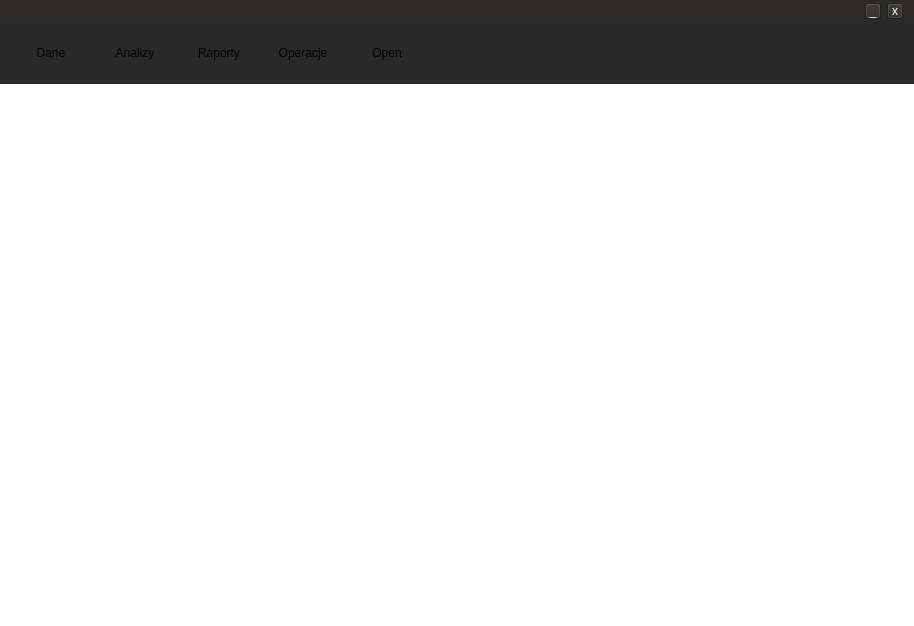
Old version of the form trunk/src/edr/src/hmm_view/ui/toolboxmaindeffile.ui in the repository mk4me/hm-mde-one.
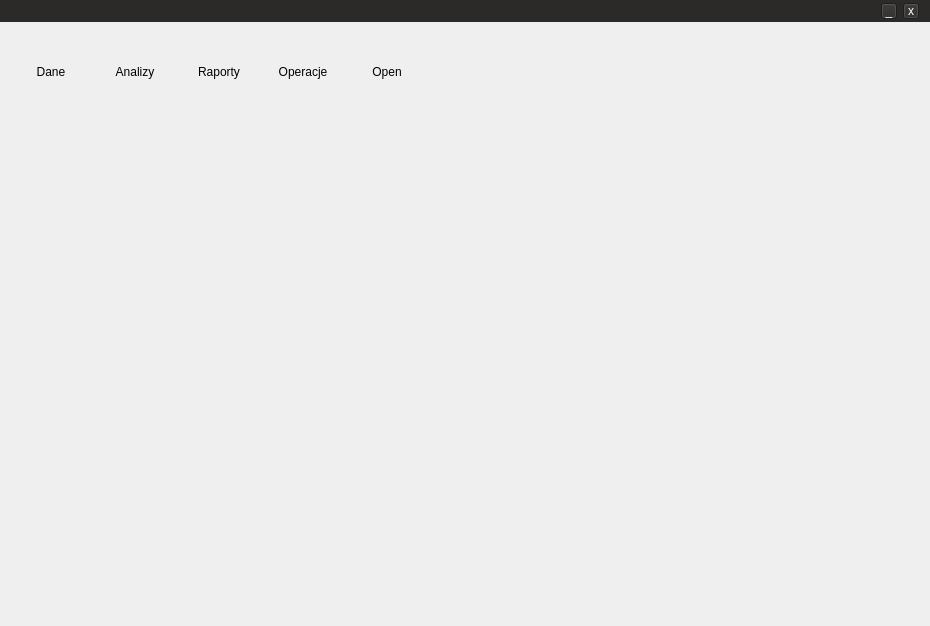
New version of the form. Icons and pictures are not drawn.

The edit to the form file:
```diff
--- a/trunk/src/edr/src/hmm_view/ui/toolboxmaindeffile.ui
+++ b/trunk/src/edr/src/hmm_view/ui/toolboxmaindeffile.ui
@@ -6,101 +6,10 @@
    <rect>
     <x>0</x>
     <y>0</y>
-    <width>914</width>
+    <width>930</width>
     <height>626</height>
    </rect>
   </property>
-  <property name="palette">
-   <palette>
-    <active>
-     <colorrole role="Button">
-      <brush brushstyle="SolidPattern">
-       <color alpha="255">
-        <red>41</red>
-        <green>41</green>
-        <blue>41</blue>
-       </color>
-      </brush>
-     </colorrole>
-     <colorrole role="Base">
-      <brush brushstyle="SolidPattern">
-       <color alpha="255">
-        <red>41</red>
-        <green>41</green>
-        <blue>41</blue>
-       </color>
-      </brush>
-     </colorrole>
-     <colorrole role="Window">
-      <brush brushstyle="SolidPattern">
-       <color alpha="255">
-        <red>41</red>
-        <green>41</green>
-        <blue>41</blue>
-       </color>
-      </brush>
-     </colorrole>
-    </active>
-    <inactive>
-     <colorrole role="Button">
-      <brush brushstyle="SolidPattern">
-       <color alpha="255">
-        <red>41</red>
-        <green>41</green>
-        <blue>41</blue>
-       </color>
-      </brush>
-     </colorrole>
-     <colorrole role="Base">
-      <brush brushstyle="SolidPattern">
-       <color alpha="255">
-        <red>41</red>
-        <green>41</green>
-        <blue>41</blue>
-       </color>
-      </brush>
-     </colorrole>
-     <colorrole role="Window">
-      <brush brushstyle="SolidPattern">
-       <color alpha="255">
-        <red>41</red>
-        <green>41</green>
-        <blue>41</blue>
-       </color>
-      </brush>
-     </colorrole>
-    </inactive>
-    <disabled>
-     <colorrole role="Button">
-      <brush brushstyle="SolidPattern">
-       <color alpha="255">
-        <red>41</red>
-        <green>41</green>
-        <blue>41</blue>
-       </color>
-      </brush>
-     </colorrole>
-     <colorrole role="Base">
-      <brush brushstyle="SolidPattern">
-       <color alpha="255">
-        <red>41</red>
-        <green>41</green>
-        <blue>41</blue>
-       </color>
-      </brush>
-     </colorrole>
-     <colorrole role="Window">
-      <brush brushstyle="SolidPattern">
-       <color alpha="255">
-        <red>41</red>
-        <green>41</green>
-        <blue>41</blue>
-       </color>
-      </brush>
-     </colorrole>
-    </disabled>
-   </palette>
-  </property>
   <property name="windowTitle">
    <string>EDR</string>
   </property>
@@ -108,102 +17,53 @@
    <string notr="true"/>
   </property>
   <widget class="QWidget" name="centralWidget">
-   <property name="palette">
-    <palette>
-     <active>
-      <colorrole role="Button">
-       <brush brushstyle="SolidPattern">
-        <color alpha="255">
-         <red>41</red>
-         <green>41</green>
-         <blue>41</blue>
-        </color>
-       </brush>
-      </colorrole>
-      <colorrole role="Base">
-       <brush brushstyle="SolidPattern">
-        <color alpha="255">
-         <red>41</red>
-         <green>41</green>
-         <blue>41</blue>
-        </color>
-       </brush>
-      </colorrole>
-      <colorrole role="Window">
-       <brush brushstyle="SolidPattern">
-        <color alpha="255">
-         <red>41</red>
-         <green>41</green>
-         <blue>41</blue>
-        </color>
-       </brush>
-      </colorrole>
-     </active>
-     <inactive>
-      <colorrole role="Button">
-       <brush brushstyle="SolidPattern">
-        <color alpha="255">
-         <red>41</red>
-         <green>41</green>
-         <blue>41</blue>
-        </color>
-       </brush>
-      </colorrole>
-      <colorrole role="Base">
-       <brush brushstyle="SolidPattern">
-        <color alpha="255">
-         <red>41</red>
-         <green>41</green>
-         <blue>41</blue>
-        </color>
-       </brush>
-      </colorrole>
-      <colorrole role="Window">
-       <brush brushstyle="SolidPattern">
-        <color alpha="255">
-         <red>41</red>
-         <green>41</green>
-         <blue>41</blue>
-        </color>
-       </brush>
-      </colorrole>
-     </inactive>
-     <disabled>
-      <colorrole role="Button">
-       <brush brushstyle="SolidPattern">
-        <color alpha="255">
-         <red>41</red>
-         <green>41</green>
-         <blue>41</blue>
-        </color>
-       </brush>
-      </colorrole>
-      <colorrole role="Base">
-       <brush brushstyle="SolidPattern">
-        <color alpha="255">
-         <red>41</red>
-         <green>41</green>
-         <blue>41</blue>
-        </color>
-       </brush>
-      </colorrole>
-      <colorrole role="Window">
-       <brush brushstyle="SolidPattern">
-        <color alpha="255">
-         <red>41</red>
-         <green>41</green>
-         <blue>41</blue>
-        </color>
-       </brush>
-      </colorrole>
-     </disabled>
-    </palette>
+   <property name="baseSize">
+    <size>
+     <width>0</width>
+     <height>0</height>
+    </size>
    </property>
    <property name="styleSheet">
-    <string notr="true">QWidget#centralWidget
-{ 
+    <string notr="true">QMainWindow#HMMMain &gt; QWidget#centralWidget { 
 	background-color: rgb(41, 41, 41);
-}</string>
+}
+
+QMenu {
+     background-color: white;
+     margin: 2px; /* some spacing around the menu */
+ }
+
+ QMenu::item {
+     padding: 2px 25px 2px 20px;
+     border: 1px solid transparent; /* reserve space for selection border */
+ }
+
+ QMenu::item:selected {
+     border-color: darkblue;
+     background: rgba(100, 100, 100, 150);
+ }
+
+ QMenu::icon:checked { /* appearance of a 'checked' icon */
+     background: gray;
+     border: 1px inset gray;
+     position: absolute;
+     top: 1px;
+     right: 1px;
+     bottom: 1px;
+     left: 1px;
+ }
+
+ QMenu::separator {
+     height: 2px;
+     background: lightblue;
+     margin-left: 10px;
+     margin-right: 5px;
+ }
+
+ QMenu::indicator {
+     width: 13px;
+     height: 13px;
+ }</string>
    </property>
    <layout class="QVBoxLayout" name="verticalLayout">
     <property name="spacing">
@@ -295,6 +155,18 @@
         <verstretch>0</verstretch>
        </sizepolicy>
       </property>
+      <property name="minimumSize">
+       <size>
+        <width>0</width>
+        <height>100</height>
+       </size>
+      </property>
+      <property name="maximumSize">
+       <size>
+        <width>16777215</width>
+        <height>100</height>
+       </size>
+      </property>
       <property name="styleSheet">
        <string notr="true">QFrame#toolBar{
      background-color: rgb(91, 91, 91);
@@ -339,13 +211,13 @@
         <number>9</number>
        </property>
        <property name="topMargin">
-        <number>4</number>
+        <number>0</number>
        </property>
        <property name="rightMargin">
         <number>9</number>
        </property>
        <property name="bottomMargin">
-        <number>4</number>
+        <number>0</number>
        </property>
        <item>
         <widget class="QToolButton" name="dataButton">
@@ -566,6 +438,9 @@
          <property name="orientation">
           <enum>Qt::Horizontal</enum>
          </property>
+         <property name="sizeType">
+          <enum>QSizePolicy::Fixed</enum>
+         </property>
          <property name="sizeHint" stdset="0">
           <size>
            <width>40</width>
@@ -574,6 +449,103 @@
          </property>
         </spacer>
        </item>
+       <item>
+        <widget class="QWidget" name="tabPlaceholder" native="true">
+         <property name="sizePolicy">
+          <sizepolicy hsizetype="Expanding" vsizetype="Preferred">
+           <horstretch>0</horstretch>
+           <verstretch>0</verstretch>
+          </sizepolicy>
+         </property>
+         <property name="minimumSize">
+          <size>
+           <width>400</width>
+           <height>100</height>
+          </size>
+         </property>
+         <property name="maximumSize">
+          <size>
+           <width>16777215</width>
+           <height>100</height>
+          </size>
+         </property>
+         <property name="styleSheet">
+          <string notr="true">QPushButton, QToolButton {
+	margin: 0px;
+	padding: 0px;
+	spacing: 0px;
+	border: none;
+     background-color: transparent;
+	color: white;
+ }
+ 
+QPushButton:hover, QToolButton:hover {
+     /*background-color: qlineargradient(x1:0, y1:0, x2:0, y2:1, stop:0 darkgray, stop:1 lightgray);*/
+	border: 1px solid rgb(135, 177, 255);
+ }
+
+QPushButton:flat, QToolButton:flat {
+	margin: 0px;
+	padding: 0px;
+	spacing: 0px;
+	border: none;
+ }
+
+QPushButton:default, QToolButton:default {
+     /*border-color: navy;*/
+	margin: 0px;
+	padding: 0px;
+	spacing: 0px;
+	border: none;
+ }
+
+QToolButton[popupMode=&quot;2&quot;], QToolButton[popupMode=&quot;1&quot;] {
+	 /*background-color: qlineargradient(x1:0, y1:0, x2:0, y2:1, stop:0 lightgray, stop:1 darkgray);*/
+     padding-right: 10px;
+	border: 1px solid navy;
+	background-color: rgb(91,91,91);
+	color: white;
+ }
+
+QToolButton[popupMode=&quot;2&quot;]:hover, QToolButton[popupMode=&quot;1&quot;]:hover {
+	 /*background-color: qlineargradient(x1:0, y1:0, x2:0, y2:1, stop:0 lightgray, stop:1 darkgray);*/
+    /* padding-right: 10px;*/
+	border: 1px solid rgb(135, 177, 255);
+ }
+
+/* { 
+     padding-right: 20px;
+	border: 1px solid navy;
+ }
+*/
+
+QPushButton:pressed, QToolButton:pressed {
+     /*background-color: qlineargradient(x1: 0, y1: 0, x2: 0, y2: 1, stop: 0 #dadbde, stop: 1 #f6f7fa);*/
+ }
+
+QToolButton::menu-button {
+     border: none;
+     border-radius: 0px;
+ }
+
+QToolButton::menu-arrow {
+     image: url(downarrow.png);
+ }
+
+QToolButton::menu-arrow:open {
+     top: 1px; left: 1px;
+ }</string>
+         </property>
+         <layout class="QHBoxLayout" name="horizontalLayout_3">
+          <property name="spacing">
+           <number>0</number>
+          </property>
+          <property name="margin">
+           <number>0</number>
+          </property>
+         </layout>
+        </widget>
+       </item>
       </layout>
      </widget>
     </item>
@@ -586,7 +558,60 @@
        </sizepolicy>
       </property>
       <property name="styleSheet">
-       <string notr="true">background-color: rgb(255, 255, 255);</string>
+       <string notr="true">QFrame#mainArea  {
+	background-color: rgb(91, 91, 91);
+border-top: 1px solid rgb(101, 101, 101);
+padding-top: 2px;
+}
+
+QFrame#mainArea &gt; QWidget {
+	background-color: rgb(91, 91, 91);
+}
+
+QFrame#mainArea * QWidget {
+	background-color: white;
+}
+
+QFrame#mainArea EDRTitleBar, QFrame#mainArea EDRTitleBar * {
+	background-color: rgb(43, 42, 41);
+	color: white;
+	margin: 0px;
+	border: none;
+}
+
+QFrame#mainArea QMainWindow {
+	border: 1px solid black;
+	border-radius: 0px;
+}
+
+/*QFrame#mainArea*/ QDockWidget &gt; .QWidget, /*QFrame#mainArea*/ EDRDockWidget &gt; .QWidget, /*QFrame#mainArea*/ VisualizerWidget &gt; .QWidget, /*QFrame#mainArea*/ EDRDockWidgetSet &gt; .QWidget {
+	border: 1px solid black;
+	border-top: none;
+	border-top-left-radius: 0px;
+	border-top-right-radius: 0px;
+	border-bottom-left-radius: 0px;
+	border-bottom-right-radius: 0px;
+}
+
+VisualizerWidget &gt; .QWidget {
+	padding: 1px;
+}
+
+/*QFrame#mainArea*/ EDRDockWidgetSet &gt; EDRTitleBar {
+	margin-bottom: -1px;
+	border-bottom: 2px solid white;
+}
+
+/* separatory okna glownego */
+QFrame#mainArea QMainWindow::separator {
+     background: rgb(91,91,91);
+     width: 3px; /* when vertical */
+     height: 3px; /* when horizontal */
+ }
+
+QFrame#mainArea QMainWindow::separator:hover {
+     background-color: rgb(101, 101, 101);
+ }</string>
       </property>
       <property name="frameShape">
        <enum>QFrame::NoFrame</enum>
```
Left out of the diff: 31 changed lines with no effect on the pictures.
